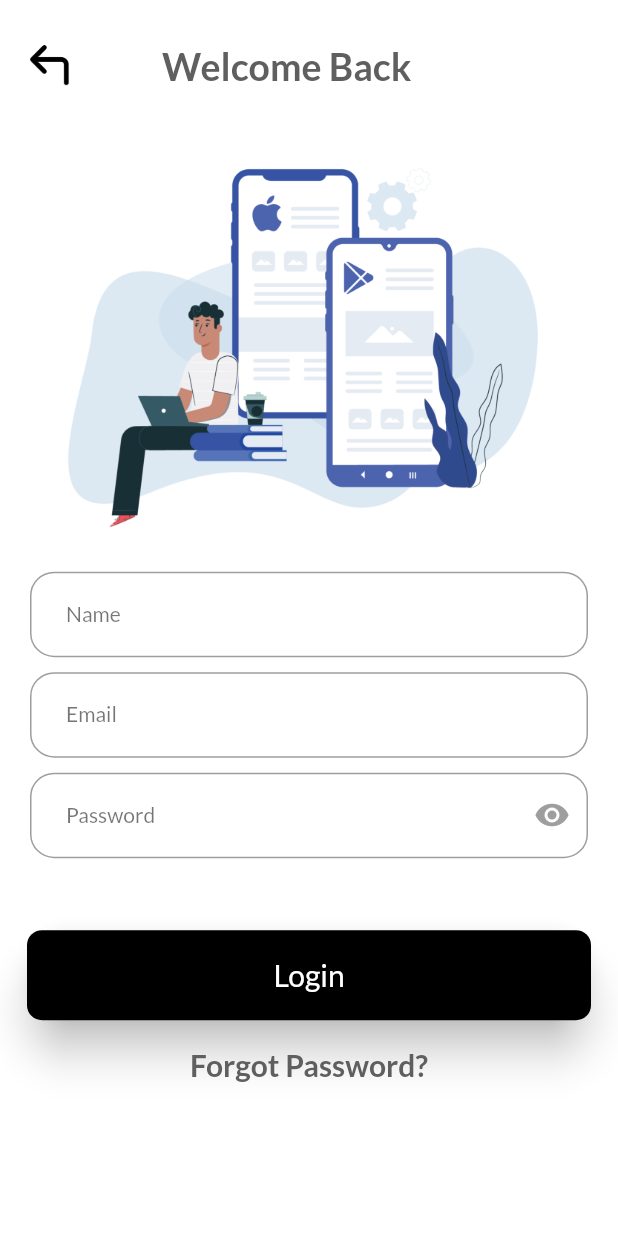
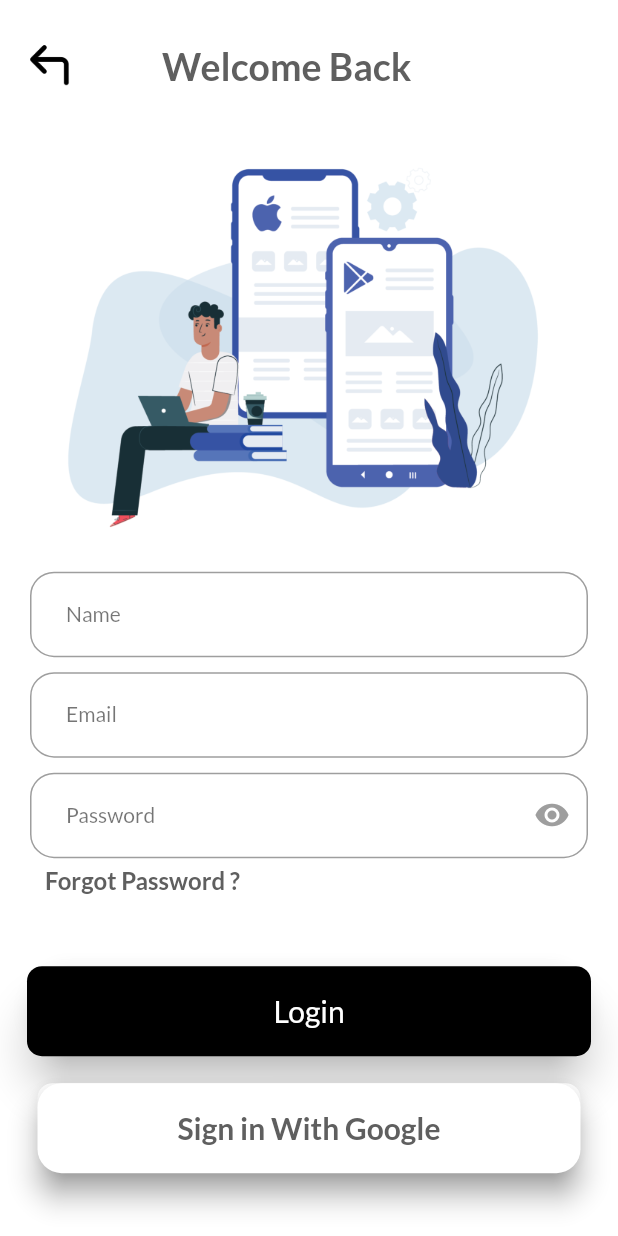
Before and after one commit to Blockchain-Research-Lab-Trainees/BRL-Task-1, a Flutter app: the LoginScreen screen opened directly, on a phone screen of 412 x 824 dp. Run offline on Flutter 3.47's test engine with Material 2 defaults, Android fonts, the light colour scheme and no system bars; our stand-ins replace google_fonts.

Commit message:
Login Screen Modified

```diff
--- a/lib/screens/login_screen.dart
+++ b/lib/screens/login_screen.dart
@@ -97,26 +97,21 @@ class LoginScreen extends StatelessWidget {
             const SizedBox(
               height: 20,
             ),
-
             SizedBox(
               width: double.infinity,
               child: Image.asset('assets/images/img4.png'),
             ),
-
             const SizedBox(
               height: 20,
             ),
-
             const MyTextField(
               hintText: 'Enter your Name',
               inputType: TextInputType.name,
               labelText2: 'Name',
             ),
-
             const SizedBox(
               height: 10,
             ),
-
             const Padding(
               padding: EdgeInsets.symmetric(horizontal: 20),
               child: TextField(
@@ -139,11 +134,9 @@ class LoginScreen extends StatelessWidget {
                 ),
               ),
             ),
-
             const SizedBox(
               height: 10,
             ),
-
             Padding(
               padding: const EdgeInsets.symmetric(horizontal: 20),
               child: TextField(
@@ -174,11 +167,36 @@ class LoginScreen extends StatelessWidget {
                 ),
               ),
             ),
-
+            const SizedBox(
+              height: 5,
+            ),
+            GestureDetector(
+              onTap: () {
+                Navigator.push(
+                  context,
+                  MaterialPageRoute(
+                    builder: (context) => const ForgotPassword(),
+                  ),
+                );
+              },
+              child: const Align(
+                alignment: Alignment.centerLeft,
+                child: Padding(
+                  padding: EdgeInsets.only(left: 30),
+                  child: Text(
+                    'Forgot Password ?',
+                    style: TextStyle(
+                      color: Color.fromARGB(255, 95, 95, 95),
+                      fontSize: 16,
+                      fontWeight: FontWeight.bold,
+                    ),
+                  ),
+                ),
+              ),
+            ),
             const SizedBox(
               height: 30,
             ),
-
             Padding(
               padding: const EdgeInsets.all(18.0),
               child: Container(
@@ -230,16 +248,6 @@ class LoginScreen extends StatelessWidget {
                 ),
               ),
             ),
-
-            // const Text(
-            //   'Forgot Password?',
-            //   style: TextStyle(
-            //     color: Color.fromARGB(255, 95, 95, 95),
-            //     fontSize: 20,
-            //     fontWeight: FontWeight.bold,
-            //   ),
-            // ),
-
             GestureDetector(
               onTap: () {
                 Navigator.push(
@@ -249,12 +257,45 @@ class LoginScreen extends StatelessWidget {
                   ),
                 );
               },
-              child: const Text(
-                'Forgot Password?',
-                style: TextStyle(
-                  color: Color.fromARGB(255, 95, 95, 95),
-                  fontSize: 20,
-                  fontWeight: FontWeight.bold,
+              child: Padding(
+                padding: const EdgeInsets.only(left: 25, right: 25, bottom: 20),
+                child: Container(
+                  height: 60,
+                  width: double.infinity,
+                  decoration: BoxDecoration(
+                    borderRadius: BorderRadius.circular(10),
+                    color: Colors.white,
+                  ),
+                  child: TextButton(
+                    style: const ButtonStyle(
+                        elevation: MaterialStatePropertyAll(8),
+                        backgroundColor: MaterialStatePropertyAll(Colors.white),
+                        shadowColor: MaterialStatePropertyAll(
+                            Color.fromARGB(255, 114, 113, 113)),
+                        shape: MaterialStatePropertyAll(
+                          RoundedRectangleBorder(
+                            borderRadius: BorderRadius.all(
+                              Radius.circular(16),
+                            ),
+                          ),
+                        )),
+                    onPressed: () {
+                      Navigator.push(
+                        context,
+                        MaterialPageRoute(
+                          builder: (context) => const ForgotPassword(),
+                        ),
+                      );
+                    },
+                    child: const Text(
+                      'Sign in With Google',
+                      style: TextStyle(
+                        color: Color.fromARGB(255, 95, 95, 95),
+                        fontSize: 20,
+                        fontWeight: FontWeight.bold,
+                      ),
+                    ),
+                  ),
                 ),
               ),
             ),
```
